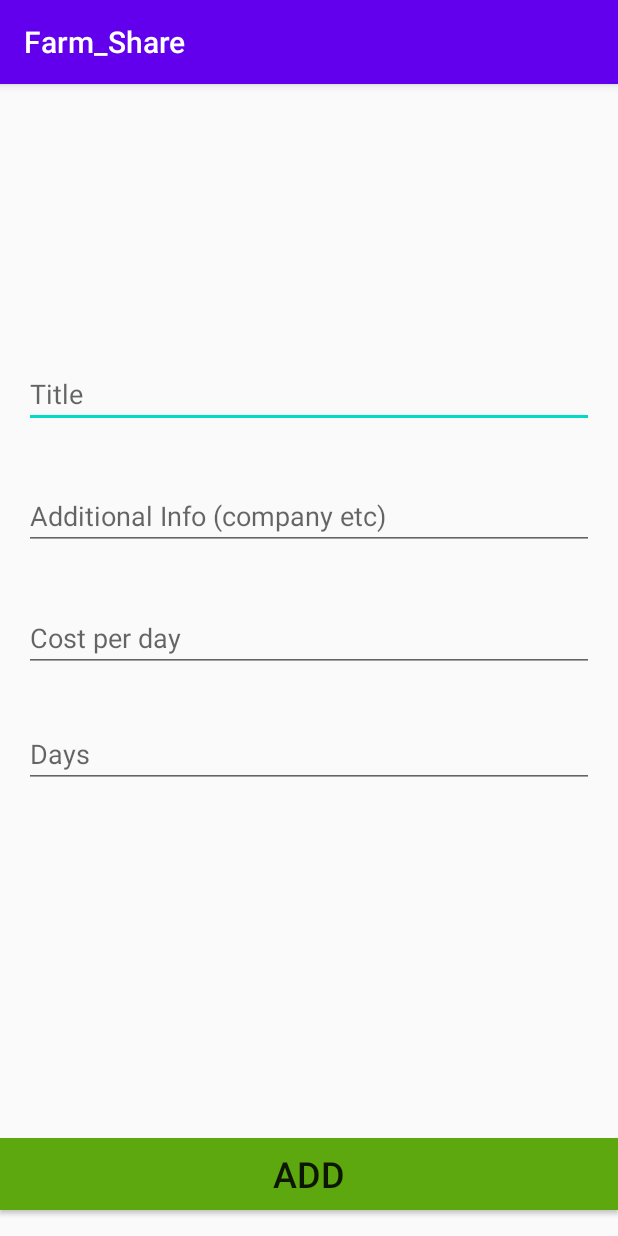
After one commit to shanmukhchowdary147/Farm_Share, an Android app: the AddEquip screen opened directly, with no data from a screen before it, on a phone screen of 412 x 824 dp. The commit adds this screen. Run offline under Robolectric (Android 15) with nearby library versions, the phone set to English and light mode, and no system bars; Roboto replaces fonts that are not available here.

Commit message:
Farm Share Solutions

```diff
--- a/app/src/main/AndroidManifest.xml
+++ b/app/src/main/AndroidManifest.xml
@@ -11,7 +11,8 @@
         android:roundIcon="@mipmap/ic_launcher_round"
         android:supportsRtl="true"
         android:theme="@style/AppTheme">
-        <activity android:name=".EditProfile"></activity>
+        <activity android:name=".AddEquip"></activity>
+        <activity android:name=".EditProfile" />
         <activity android:name=".Register">
             <intent-filter>
                 <action android:name="android.intent.action.MAIN" />
--- /dev/null
+++ b/app/src/main/java/com/example/farm_share/AddEquip.java
@@ -0,0 +1,14 @@
+package com.example.farm_share;
+
+import androidx.appcompat.app.AppCompatActivity;
+
+import android.os.Bundle;
+
+public class AddEquip extends AppCompatActivity {
+
+    @Override
+    protected void onCreate(Bundle savedInstanceState) {
+        super.onCreate(savedInstanceState);
+        setContentView(R.layout.activity_add_equip);
+    }
+}
--- a/app/src/main/java/com/example/farm_share/MainActivity.java
+++ b/app/src/main/java/com/example/farm_share/MainActivity.java
@@ -1,6 +1,7 @@
 package com.example.farm_share;
 
 import androidx.appcompat.app.AppCompatActivity;
+import androidx.cardview.widget.CardView;
 
 import android.content.Intent;
 import android.os.Bundle;
@@ -8,13 +9,18 @@ import android.view.View;
 
 import com.google.firebase.auth.FirebaseAuth;
 
-public class MainActivity extends AppCompatActivity {
+public class MainActivity extends AppCompatActivity implements View.OnClickListener {
+
+    public CardView cardEditprofile;
 
     @Override
     protected void onCreate(Bundle savedInstanceState) {
         super.onCreate(savedInstanceState);
         setContentView(R.layout.activity_main);
+        cardEditprofile=(CardView) findViewById(R.id.cEditProfile);
+        cardEditprofile.setOnClickListener(this);
     }
+
 
 
     public void logout(View view) {
@@ -22,4 +28,16 @@ public class MainActivity extends AppCompatActivity {
             startActivity(new Intent(getApplicationContext(),Login.class));
             finish();
     }
+
+    @Override
+    public void onClick(View v) {
+        Intent i;
+        switch (v.getId()){
+            case R.id.cEditProfile :
+                i=new Intent(this,EditProfile.class);
+                startActivity(i);
+                break;
+        }
+
+    }
 }
--- /dev/null
+++ b/app/src/main/res/layout/activity_add_equip.xml
@@ -0,0 +1,80 @@
+<?xml version="1.0" encoding="utf-8"?>
+<androidx.constraintlayout.widget.ConstraintLayout xmlns:android="http://schemas.android.com/apk/res/android"
+    xmlns:app="http://schemas.android.com/apk/res-auto"
+    xmlns:tools="http://schemas.android.com/tools"
+    android:layout_width="match_parent"
+    android:layout_height="match_parent"
+    tools:context=".AddEquip">
+
+    <EditText
+        android:id="@+id/Title"
+        android:layout_width="0dp"
+        android:layout_height="wrap_content"
+        android:layout_marginStart="16dp"
+        android:layout_marginTop="184dp"
+        android:layout_marginEnd="16dp"
+        android:layout_marginBottom="36dp"
+        android:ems="10"
+        android:hint="Title"
+        android:inputType="textPersonName"
+        app:layout_constraintBottom_toTopOf="@+id/editTextTextPersonName2"
+        app:layout_constraintEnd_toEndOf="parent"
+        app:layout_constraintHorizontal_bias="0.0"
+        app:layout_constraintStart_toStartOf="parent"
+        app:layout_constraintTop_toTopOf="parent" />
+
+    <EditText
+        android:id="@+id/editTextTextPersonName2"
+        android:layout_width="0dp"
+        android:layout_height="wrap_content"
+        android:layout_marginStart="16dp"
+        android:layout_marginTop="36dp"
+        android:layout_marginEnd="16dp"
+        android:ems="10"
+        android:hint="Additional Info (company etc)"
+        android:inputType="textPersonName"
+        app:layout_constraintEnd_toEndOf="parent"
+        app:layout_constraintStart_toStartOf="parent"
+        app:layout_constraintTop_toBottomOf="@+id/Title" />
+
+    <EditText
+        android:id="@+id/editTextNumber"
+        android:layout_width="0dp"
+        android:layout_height="wrap_content"
+        android:layout_marginStart="16dp"
+        android:layout_marginTop="36dp"
+        android:layout_marginEnd="16dp"
+        android:ems="10"
+        android:hint="Cost per day"
+        android:inputType="number"
+        app:layout_constraintEnd_toEndOf="parent"
+        app:layout_constraintStart_toStartOf="parent"
+        app:layout_constraintTop_toBottomOf="@+id/editTextTextPersonName2" />
+
+    <EditText
+        android:id="@+id/editTextNumber2"
+        android:layout_width="0dp"
+        android:layout_height="wrap_content"
+        android:layout_marginStart="16dp"
+        android:layout_marginTop="32dp"
+        android:layout_marginEnd="16dp"
+        android:ems="10"
+        android:hint="Days"
+        android:inputType="number"
+        app:layout_constraintEnd_toEndOf="parent"
+        app:layout_constraintStart_toStartOf="parent"
+        app:layout_constraintTop_toBottomOf="@+id/editTextNumber" />
+
+    <Button
+        android:id="@+id/button2"
+        android:layout_width="0dp"
+        android:layout_height="wrap_content"
+        android:layout_marginTop="215dp"
+        android:background="@color/btColor"
+        android:text="ADD"
+        android:textSize="24sp"
+        app:layout_constraintBottom_toBottomOf="parent"
+        app:layout_constraintEnd_toEndOf="parent"
+        app:layout_constraintStart_toStartOf="parent"
+        app:layout_constraintTop_toBottomOf="@+id/editTextNumber2" />
+</androidx.constraintlayout.widget.ConstraintLayout>
--- a/app/src/main/res/layout/activity_main.xml
+++ b/app/src/main/res/layout/activity_main.xml
@@ -40,6 +40,7 @@
         app:layout_constraintTop_toTopOf="parent">
 
         <androidx.cardview.widget.CardView
+            android:id="@+id/cEditProfile"
             android:layout_width="374dp"
             android:layout_height="match_parent"
             android:layout_margin="10dp"
@@ -243,7 +244,7 @@
         android:layout_marginBottom="5dp"
         android:fontFamily="@font/creepster"
         android:text="FARM SHARE"
-        android:textColor="#6CC111"
+        android:textColor="#E1BE22"
         android:textSize="36sp"
         app:layout_constraintBottom_toTopOf="@+id/textView11"
         app:layout_constraintEnd_toEndOf="parent"
@@ -260,7 +261,7 @@
         android:layout_marginBottom="66dp"
         android:fontFamily="@font/creepster"
         android:text=" SOLUTIONS"
-        android:textColor="#6ABD11"
+        android:textColor="#E1BE22"
         android:textSize="24sp"
         app:layout_constraintBottom_toTopOf="@+id/linearLayout"
         app:layout_constraintEnd_toEndOf="parent"
```
